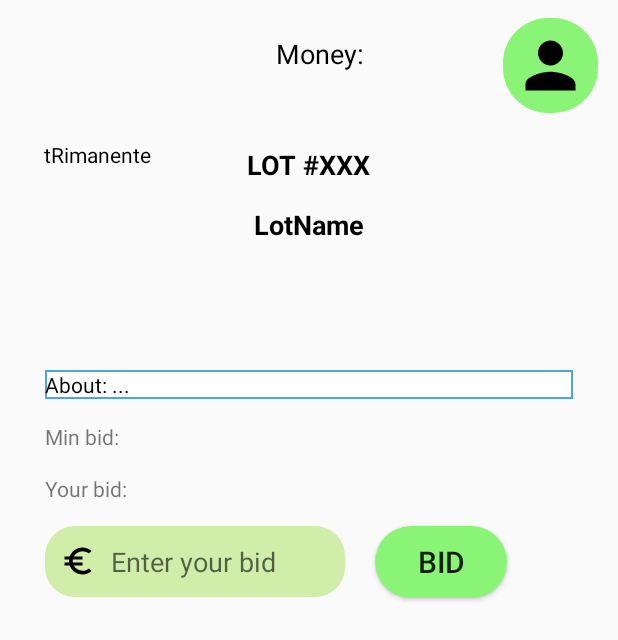
After one commit to Cerlonghish/Illon, an Android app: the LotActivity screen opened directly, with no data from a screen before it, on a phone screen of 412 x 824 dp. The commit adds this screen. Shown: the top 640 px of the screen. Run offline under Robolectric (Android 15) with nearby library versions, the phone set to English and light mode, and no system bars; 1 statement that could not run was skipped.

Commit message:
Ora è possibile navigare tra le schermate

```diff
--- /dev/null
+++ b/app/src/main/java/com/example/android/illon/LotActivity.java
@@ -0,0 +1,58 @@
+package com.example.android.illon;
+
+import android.app.Activity;
+import android.content.Intent;
+import android.support.v7.app.AppCompatActivity;
+import android.os.Bundle;
+import android.util.Log;
+import android.view.View;
+import android.widget.Button;
+import android.widget.EditText;
+import android.widget.HorizontalScrollView;
+import android.widget.ImageButton;
+import android.widget.ImageView;
+import android.widget.TextView;
+
+public class LotActivity extends Activity {
+    private User u;
+    private TextView money,lot,lotName,tRimanente,minBid,yourBid,about;
+    private EditText enterBid;
+    private Button bidButton;
+    private ImageButton userButton;
+    private ImageView illonImage;
+    private HorizontalScrollView lotImages;
+
+    @Override
+    protected void onCreate(Bundle savedInstanceState) {
+        super.onCreate(savedInstanceState);
+        setContentView(R.layout.current_lot);
+        u = (User) getIntent().getSerializableExtra("User");
+        money = (TextView) findViewById(R.id.money);
+        lot = (TextView) findViewById(R.id.lot);
+        lotName = (TextView) findViewById(R.id.lotName);
+        tRimanente = (TextView) findViewById(R.id.tRimanente);
+        minBid = (TextView) findViewById(R.id.minBid);
+        yourBid = (TextView) findViewById(R.id.yourBid);
+        about = (TextView) findViewById(R.id.about);
+        enterBid = (EditText) findViewById(R.id.enterBid);
+        bidButton = (Button) findViewById(R.id.bidButton);
+        userButton = (ImageButton) findViewById(R.id.userButton);
+        illonImage = (ImageView) findViewById(R.id.illonImage);
+        lotImages = (HorizontalScrollView) findViewById(R.id.lotImages);
+
+        money.setText("Money: "+u.getMoney());
+        userButton.setOnClickListener(new View.OnClickListener() {
+            @Override
+            public void onClick(View v) {
+                launchLotActivity(u);
+            }
+        });
+    }
+
+    public void launchLotActivity(User u) {
+        Log.d("LOT", "APRO LAYOUT USER");
+        Intent intent = new Intent(this, UserActivity.class);
+        intent.putExtra("User", u);
+        startActivity(intent);
+    }
+}
--- a/app/src/main/java/com/example/android/illon/User.java
+++ b/app/src/main/java/com/example/android/illon/User.java
@@ -1,8 +1,9 @@
 package com.example.android.illon;
 
+import java.io.Serializable;
 import java.util.Objects;
 
-public class User {
+public class User implements Serializable {
     private int id;
     private String name;
     private int money;
--- a/app/src/main/res/layout/current_lot.xml
+++ b/app/src/main/res/layout/current_lot.xml
@@ -8,7 +8,7 @@
     >
 
     <ImageView
-        android:id="@+id/imageView"
+        android:id="@+id/illonImage"
         android:layout_width="131dp"
         android:layout_height="74dp"
         android:layout_alignParentStart="true"
@@ -26,14 +26,14 @@
         android:layout_marginStart="37dp"
         android:layout_marginTop="23dp"
         android:layout_marginEnd="45dp"
-        android:layout_toStartOf="@+id/button"
-        android:layout_toEndOf="@+id/imageView"
+        android:layout_toStartOf="@+id/userButton"
+        android:layout_toEndOf="@+id/illonImage"
         android:text="Money:  "
         android:textColor="@android:color/black"
         android:textSize="18sp" />
 
     <ImageButton
-        android:id="@+id/button"
+        android:id="@+id/userButton"
         android:layout_width="63dp"
         android:layout_height="63dp"
 
@@ -80,7 +80,7 @@
         android:textStyle="bold" />
 
     <HorizontalScrollView
-        android:id="@+id/horizontal_scroll"
+        android:id="@+id/lotImages"
         android:layout_width="360dp"
         android:layout_height="60dp"
         android:layout_below="@+id/lotName"
@@ -102,7 +102,7 @@
         android:id="@+id/about"
         android:layout_width="match_parent"
         android:layout_height="wrap_content"
-        android:layout_below="@+id/horizontal_scroll"
+        android:layout_below="@+id/lotImages"
         android:layout_centerHorizontal="true"
         android:layout_marginLeft="30dp"
         android:layout_marginTop="9dp"
@@ -112,7 +112,7 @@
         android:textColor="@android:color/black" />
 
     <TextView
-        android:id="@+id/currentCost"
+        android:id="@+id/minBid"
         android:layout_width="wrap_content"
         android:layout_height="wrap_content"
         android:layout_below="@+id/about"
@@ -125,14 +125,14 @@
         android:id="@+id/yourBid"
         android:layout_width="wrap_content"
         android:layout_height="wrap_content"
-        android:layout_below="@+id/currentCost"
+        android:layout_below="@+id/minBid"
         android:layout_alignParentStart="true"
         android:layout_marginStart="30dp"
         android:layout_marginTop="15dp"
         android:text="Your bid: " />
 
     <EditText
-        android:id="@+id/username"
+        android:id="@+id/enterBid"
         android:layout_width="200dp"
         android:layout_height="47dp"
         android:layout_below="@+id/yourBid"
@@ -140,17 +140,19 @@
         android:layout_marginStart="30dp"
         android:layout_marginTop="15dp"
         android:background="@drawable/edit_round"
-        android:drawableRight="@drawable/ic_euro_symbol_black_24dp"
-        android:hint="   Enter your bid"
-        android:paddingRight="10dp" />
+        android:drawableLeft="@drawable/ic_euro_symbol_black_24dp"
+        android:hint="Enter your bid"
+        android:paddingLeft="10dp"
+        android:drawablePadding="10dp"/>
 
     <Button
+        android:id="@+id/bidButton"
         android:layout_width="wrap_content"
         android:layout_height="wrap_content"
         android:layout_below="@+id/yourBid"
         android:layout_marginStart="20dp"
         android:layout_marginTop="15dp"
-        android:layout_toEndOf="@+id/username"
+        android:layout_toEndOf="@+id/enterBid"
         android:background="@drawable/button_round"
         android:text="BID"
         android:textSize="20sp" />
--- a/app/src/main/res/values/colors.xml
+++ b/app/src/main/res/values/colors.xml
@@ -4,4 +4,5 @@
     <color name="colorPrimaryDark">#00574B</color>
     <color name="colorAccent">#D81B60</color>
     <color name="verde_chiaro">#d0edaa</color>
+    <color name="verde_pulsanti">#89f475</color>
 </resources>
--- a/app/src/main/res/values/strings.xml
+++ b/app/src/main/res/values/strings.xml
@@ -1,4 +1,6 @@
 <resources>
     <string name="app_name">Illon</string>
+    <string name="activity2_LotActivity">LotActivity</string>
+    <string name="activity3_user">UserActivity</string>
 
 </resources>
--- a/app/src/main/res/values/styles.xml
+++ b/app/src/main/res/values/styles.xml
@@ -1,7 +1,7 @@
 <resources>
 
     <!-- Base application theme. -->
-    <style name="AppTheme" parent="android:Theme.Material.Light.NoActionBar">
+    <style name="Base.AppTheme" parent="Theme.AppCompat.Light.NoActionBar">
         <!-- Customize your theme here. -->
     </style>
 
```
Also changed, not shown: app/src/main/AndroidManifest.xml (+17 -2 lines), app/src/main/java/com/example/android/illon/LoginActivity.java (+111 -65 lines), app/src/main/java/com/example/android/illon/UserActivity.java (added, +62 -0 lines), app/src/main/res/layout/user_layout.xml (+18 -18 lines).
